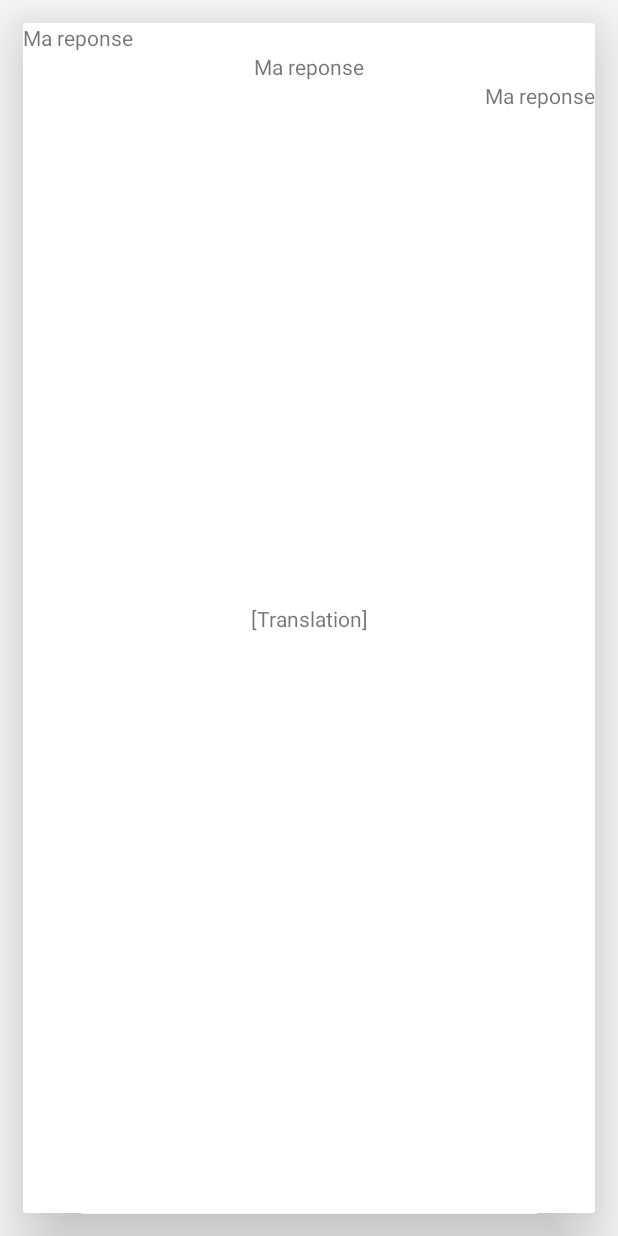
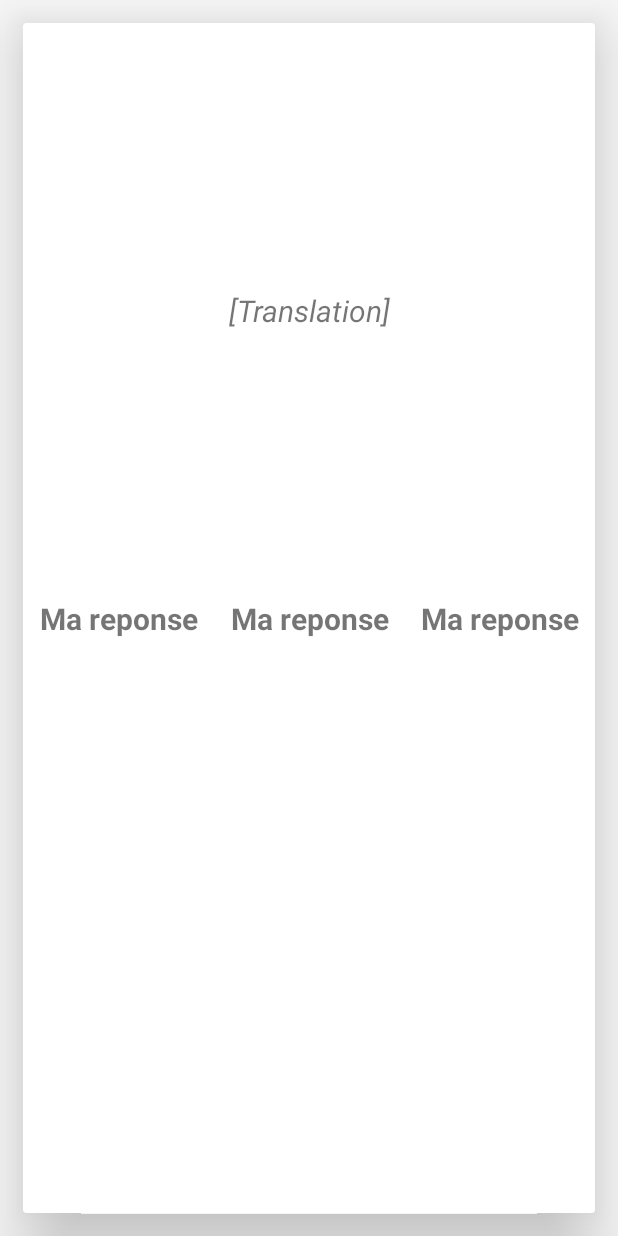
Before and after one commit to serreau/irregular-verbs, an Android app: the layout item_revision_back_cardview.xml on its own in the app's theme, with its tools: preview values and no code run, on a phone screen of 412 x 824 dp. Run offline under Robolectric (Android 15) with nearby library versions, the phone set to English and light mode, and no system bars.

Commit message:
Cardview UI improvement

```diff
--- a/app/src/main/java/sero/com/irregularverbs/ui/revision/RevisionFragment.kt
+++ b/app/src/main/java/sero/com/irregularverbs/ui/revision/RevisionFragment.kt
@@ -55,9 +55,9 @@ class RevisionFragment : Fragment() {
 
         card.front_translation_revision_text.text = verb.frenchTranslation
         card.infinitive_revision_text.text = verb.infinitive
-        card.past_revision_text.text = verb.infinitive
-        card.past_participle_revision_text.text = verb.infinitive
-        card.back_translation_revision_text.text = verb.infinitive
+        card.past_revision_text.text = verb.past
+        card.past_participle_revision_text.text = verb.pastParticiple
+        card.back_translation_revision_text.text = verb.frenchTranslation
 
         item_revision_parent.translationX = item_revision_parent.width.toFloat()
         item_revision_parent.addView(card)
--- a/app/src/main/res/layout/item_revision_back_cardview.xml
+++ b/app/src/main/res/layout/item_revision_back_cardview.xml
@@ -14,28 +14,42 @@
 
         <androidx.appcompat.widget.AppCompatTextView
             android:id="@+id/infinitive_revision_text"
-            android:layout_width="wrap_content"
+            android:layout_width="0dp"
             android:layout_height="wrap_content"
             android:text="@string/item_revision_text_infinitive"
             app:layout_constraintStart_toStartOf="parent"
-            app:layout_constraintTop_toTopOf="parent"/>
+            app:layout_constraintEnd_toStartOf="@id/past_revision_text"
+            app:layout_constraintTop_toTopOf="parent"
+            app:layout_constraintBottom_toBottomOf="parent"
+            android:textSize="20sp"
+            android:textStyle="bold"
+            android:gravity="center" />
 
         <androidx.appcompat.widget.AppCompatTextView
             android:id="@+id/past_revision_text"
-            android:layout_width="wrap_content"
+            android:layout_width="0dp"
             android:layout_height="wrap_content"
             android:text="@string/item_revision_text_past"
-            app:layout_constraintStart_toStartOf="parent"
-            app:layout_constraintEnd_toEndOf="parent"
-            app:layout_constraintTop_toBottomOf="@id/infinitive_revision_text"/>
+            app:layout_constraintStart_toEndOf="@id/infinitive_revision_text"
+            app:layout_constraintEnd_toStartOf="@id/past_participle_revision_text"
+            app:layout_constraintTop_toTopOf="parent"
+            app:layout_constraintBottom_toBottomOf="parent"
+            android:textSize="20sp"
+            android:textStyle="bold"
+            android:gravity="center" />
 
         <androidx.appcompat.widget.AppCompatTextView
             android:id="@+id/past_participle_revision_text"
-            android:layout_width="wrap_content"
+            android:layout_width="0dp"
             android:layout_height="wrap_content"
             android:text="@string/item_revision_text_past_participle"
+            app:layout_constraintStart_toEndOf="@id/past_revision_text"
             app:layout_constraintEnd_toEndOf="parent"
-            app:layout_constraintTop_toBottomOf="@id/past_revision_text"/>
+            app:layout_constraintTop_toTopOf="parent"
+            app:layout_constraintBottom_toBottomOf="parent"
+            android:textSize="20sp"
+            android:textStyle="bold"
+            android:gravity="center" />
 
         <TextView
             android:id="@+id/back_translation_revision_text"
@@ -46,7 +60,9 @@
             app:layout_constraintStart_toStartOf="parent"
             app:layout_constraintEnd_toEndOf="parent"
             app:layout_constraintTop_toTopOf="parent"
-            app:layout_constraintBottom_toBottomOf="parent"/>
+            app:layout_constraintBottom_toTopOf="@id/infinitive_revision_text"
+            android:textSize="20sp"
+            android:textStyle="italic"/>
 
     </androidx.constraintlayout.widget.ConstraintLayout>
 
--- a/app/src/main/res/layout/item_revision_front_cardview.xml
+++ b/app/src/main/res/layout/item_revision_front_cardview.xml
@@ -21,7 +21,9 @@
                 app:layout_constraintStart_toStartOf="parent"
                 app:layout_constraintEnd_toEndOf="parent"
                 app:layout_constraintTop_toTopOf="parent"
-                app:layout_constraintBottom_toBottomOf="parent"/>
+                app:layout_constraintBottom_toBottomOf="parent"
+                android:textSize="20sp"
+                android:textStyle="italic" />
 
             <TextView
                 android:id="@+id/showBacksideButton"
```
Also changed, not shown: app/src/main/java/sero/com/irregularverbs/data/db/CustomDatabase.kt (+30 -30 lines), app/src/main/res/layout/item_explorer_layout.xml (+46 -35 lines).
